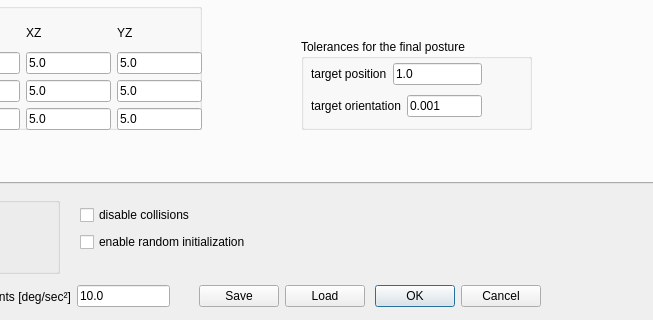
First picture: the form in ui/toldialoghump_dual.ui, repository zohannn/motion_manager, before the edit; both pictures show x 421 to 1074 and y 417 to 737 of the 1160 by 737 pixel window.
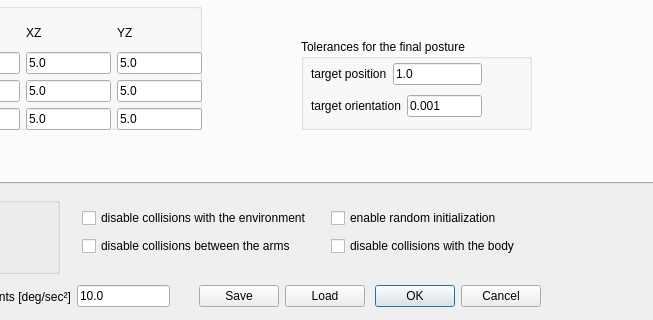
Second picture: the form after the edit.

Diff of the .ui file:
```diff
--- a/ui/toldialoghump_dual.ui
+++ b/ui/toldialoghump_dual.ui
@@ -6199,38 +6199,6 @@
     </item>
    </layout>
   </widget>
-  <widget class="QWidget" name="layoutWidget">
-   <property name="geometry">
-    <rect>
-     <x>501</x>
-     <y>621</y>
-     <width>271</width>
-     <height>50</height>
-    </rect>
-   </property>
-   <layout class="QVBoxLayout" name="verticalLayout_27">
-    <item>
-     <widget class="QCheckBox" name="checkBox_coll">
-      <property name="text">
-       <string>disable collisions</string>
-      </property>
-      <property name="checked">
-       <bool>false</bool>
-      </property>
-     </widget>
-    </item>
-    <item>
-     <widget class="QCheckBox" name="checkBox_rand_init">
-      <property name="text">
-       <string>enable random initialization</string>
-      </property>
-      <property name="checked">
-       <bool>false</bool>
-      </property>
-     </widget>
-    </item>
-   </layout>
-  </widget>
   <widget class="QWidget" name="layoutWidget_max_vel_2">
    <property name="geometry">
     <rect>
@@ -6257,6 +6225,66 @@
     </item>
    </layout>
   </widget>
+  <widget class="QWidget" name="">
+   <property name="geometry">
+    <rect>
+     <x>503</x>
+     <y>623</y>
+     <width>491</width>
+     <height>54</height>
+    </rect>
+   </property>
+   <layout class="QVBoxLayout" name="verticalLayout_27">
+    <item>
+     <layout class="QHBoxLayout" name="horizontalLayout_23">
+      <item>
+       <widget class="QCheckBox" name="checkBox_coll">
+        <property name="text">
+         <string>disable collisions with the environment</string>
+        </property>
+        <property name="checked">
+         <bool>false</bool>
+        </property>
+       </widget>
+      </item>
+      <item>
+       <widget class="QCheckBox" name="checkBox_rand_init">
+        <property name="text">
+         <string>enable random initialization</string>
+        </property>
+        <property name="checked">
+         <bool>false</bool>
+        </property>
+       </widget>
+      </item>
+     </layout>
+    </item>
+    <item>
+     <layout class="QHBoxLayout" name="horizontalLayout_24">
+      <item>
+       <widget class="QCheckBox" name="checkBox_coll_arms">
+        <property name="text">
+         <string>disable collisions between the arms</string>
+        </property>
+        <property name="checked">
+         <bool>false</bool>
+        </property>
+       </widget>
+      </item>
+      <item>
+       <widget class="QCheckBox" name="checkBox_coll_body">
+        <property name="text">
+         <string>disable collisions with the body</string>
+        </property>
+        <property name="checked">
+         <bool>false</bool>
+        </property>
+       </widget>
+      </item>
+     </layout>
+    </item>
+   </layout>
+  </widget>
   <zorder>layoutWidget</zorder>
   <zorder>layoutWidget</zorder>
   <zorder>layoutWidget_max_vel</zorder>
```
Left out of the diff: 1 changed line with no effect on the pictures.
